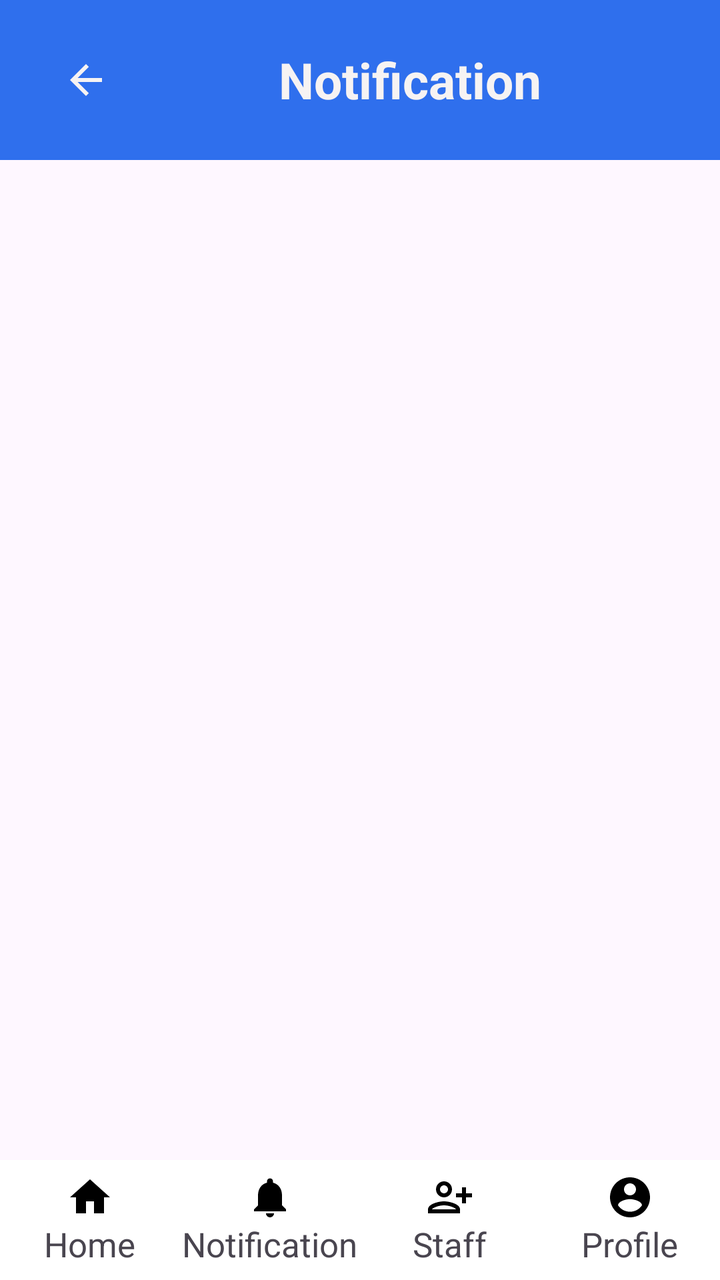
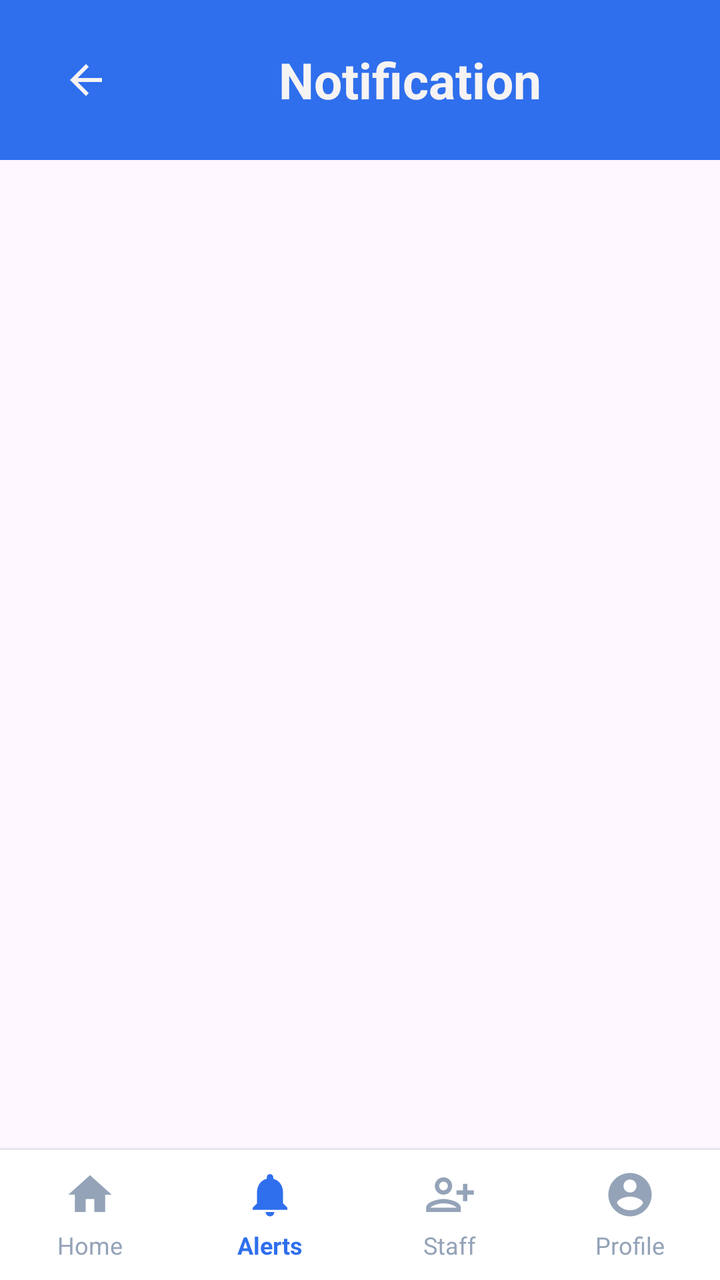

Two renders of the same Android screen: before a commit and after it. Below are the layout's source before the change and the commit's diff.
<!-- AndroidManifest.xml: application theme Theme.HostelComplaintApp -->
<!-- res/layout/activity_notification.xml -->
<?xml version="1.0" encoding="utf-8"?>
<LinearLayout xmlns:android="http://schemas.android.com/apk/res/android"
    android:id="@+id/main"
    android:layout_width="match_parent"
    android:layout_height="match_parent"
    android:orientation="vertical">

    
    <androidx.appcompat.widget.Toolbar
        android:layout_width="match_parent"
        android:layout_height="80dp"
        android:background="@drawable/toolbar_bg">

        <LinearLayout
            android:layout_width="match_parent"
            android:layout_height="match_parent"
            android:orientation="horizontal"
            android:gravity="center_vertical"
            android:padding="15dp">

            <ImageView
                android:id="@+id/btnBack"
                android:layout_width="24dp"
                android:layout_height="24dp"
                android:src="@drawable/baseline_arrow_back_24"
                android:layout_marginEnd="10dp"
                android:tint="@color/white"/>

            <TextView
                android:layout_width="0dp"
                android:layout_height="wrap_content"
                android:layout_weight="1"
                android:text="Notification"
                android:textColor="@color/white"
                android:textSize="25sp"
                android:textStyle="bold"
                android:gravity="center"/>

        </LinearLayout>


    </androidx.appcompat.widget.Toolbar>

    
    <androidx.recyclerview.widget.RecyclerView
        android:id="@+id/recyclerView"
        android:layout_width="match_parent"
        android:layout_height="0dp"
        android:layout_weight="1"/>

    
    <LinearLayout
        android:layout_width="match_parent"
        android:layout_height="60dp"
        android:orientation="horizontal"
        android:background="@drawable/bottom_nav_bg"
        android:weightSum="4">

        
        <LinearLayout
            android:layout_width="0dp"
            android:layout_height="match_parent"
            android:layout_weight="1"
            android:gravity="center"
            android:orientation="vertical">

            <ImageView
                android:id="@+id/gotohomepg"
                android:layout_width="24dp"
                android:layout_height="24dp"
                android:src="@drawable/baseline_home_24"/>

            <TextView
                android:layout_width="wrap_content"
                android:layout_height="wrap_content"
                android:text="Home"
                android:textSize="17sp"/>
        </LinearLayout>

        
        <LinearLayout
            android:layout_width="0dp"
            android:layout_height="match_parent"
            android:layout_weight="1"
            android:gravity="center"
            android:orientation="vertical">

            <ImageView
                android:id="@+id/btnNotification"
                android:layout_width="24dp"
                android:layout_height="24dp"
                android:src="@drawable/baseline_notifications_24"/>

            <TextView
                android:layout_width="wrap_content"
                android:layout_height="wrap_content"
                android:text="Notification"
                android:textSize="17sp"/>
        </LinearLayout>

        
        <LinearLayout
            android:layout_width="0dp"
            android:layout_height="match_parent"
            android:layout_weight="1"
            android:gravity="center"
            android:orientation="vertical">

            <ImageView
                android:id="@+id/staff_manage"
                android:layout_width="24dp"
                android:layout_height="24dp"
                android:src="@drawable/baseline_person_add_alt_24"/>

            <TextView
                android:layout_width="wrap_content"
                android:layout_height="wrap_content"
                android:text="Staff"
                android:textSize="17sp"/>
        </LinearLayout>

        
        <LinearLayout
            android:layout_width="0dp"
            android:layout_height="match_parent"
            android:layout_weight="1"
            android:gravity="center"
            android:orientation="vertical">

            <ImageView
                android:id="@+id/imgprof"
                android:layout_width="24dp"
                android:layout_height="24dp"
                android:src="@drawable/baseline_account_circle_24"/>

            <TextView
                android:layout_width="wrap_content"
                android:layout_height="wrap_content"
                android:text="Profile"
                android:textSize="17sp"/>
        </LinearLayout>

    </LinearLayout>

</LinearLayout>
<!-- resources referenced by this layout -->
<resources>
  <color name="white">#F6F3F3</color>
  <!-- drawable baseline_account_circle_24 (drawable) -->
  <vector xmlns:android="http://schemas.android.com/apk/res/android" android:height="24dp" android:tint="#000000" android:viewportHeight="24" android:viewportWidth="24" android:width="24dp">
        
      <path android:fillColor="@android:color/white" android:pathData="M12,2C6.48,2 2,6.48 2,12s4.48,10 10,10 10,-4.48 10,-10S17.52,2 12,2zM12,5c1.66,0 3,1.34 3,3s-1.34,3 -3,3 -3,-1.34 -3,-3 1.34,-3 3,-3zM12,19.2c-2.5,0 -4.71,-1.28 -6,-3.22 0.03,-1.99 4,-3.08 6,-3.08 1.99,0 5.97,1.09 6,3.08 -1.29,1.94 -3.5,3.22 -6,3.22z"/>
      
  </vector>
  <!-- drawable baseline_arrow_back_24 (drawable) -->
  <vector xmlns:android="http://schemas.android.com/apk/res/android" android:autoMirrored="true" android:height="24dp" android:tint="#000000" android:viewportHeight="24" android:viewportWidth="24" android:width="24dp">
        
      <path android:fillColor="@android:color/white" android:pathData="M20,11H7.83l5.59,-5.59L12,4l-8,8 8,8 1.41,-1.41L7.83,13H20v-2z"/>
      
  </vector>
  <!-- drawable baseline_home_24 (drawable) -->
  <vector xmlns:android="http://schemas.android.com/apk/res/android" android:height="24dp" android:tint="#000000" android:viewportHeight="24" android:viewportWidth="24" android:width="24dp">
        
      <path android:fillColor="@android:color/white" android:pathData="M10,20v-6h4v6h5v-8h3L12,3 2,12h3v8z"/>
      
  </vector>
  <!-- drawable baseline_notifications_24 (drawable) -->
  <vector xmlns:android="http://schemas.android.com/apk/res/android" android:height="24dp" android:tint="#000000" android:viewportHeight="24" android:viewportWidth="24" android:width="24dp">
        
      <path android:fillColor="@android:color/white" android:pathData="M12,22c1.1,0 2,-0.9 2,-2h-4c0,1.1 0.89,2 2,2zM18,16v-5c0,-3.07 -1.64,-5.64 -4.5,-6.32L13.5,4c0,-0.83 -0.67,-1.5 -1.5,-1.5s-1.5,0.67 -1.5,1.5v0.68C7.63,5.36 6,7.92 6,11v5l-2,2v1h16v-1l-2,-2z"/>
      
  </vector>
  <!-- drawable baseline_person_add_alt_24 (drawable) -->
  <vector xmlns:android="http://schemas.android.com/apk/res/android" android:height="24dp" android:tint="#000000" android:viewportHeight="24" android:viewportWidth="24" android:width="24dp">
        
      <path android:fillColor="@android:color/white" android:pathData="M13,8c0,-2.21 -1.79,-4 -4,-4S5,5.79 5,8s1.79,4 4,4S13,10.21 13,8zM11,8c0,1.1 -0.9,2 -2,2S7,9.1 7,8s0.9,-2 2,-2S11,6.9 11,8zM1,18v2h16v-2c0,-2.66 -5.33,-4 -8,-4S1,15.34 1,18zM3,18c0.2,-0.71 3.3,-2 6,-2c2.69,0 5.78,1.28 6,2H3zM20,15v-3h3v-2h-3V7h-2v3h-3v2h3v3H20z"/>
      
  </vector>
  <!-- drawable bottom_nav_bg (drawable) -->
  <?xml version="1.0" encoding="utf-8"?>
  <shape xmlns:android="http://schemas.android.com/apk/res/android">
      <solid android:color="#FFFFFF"/>
      
  </shape>
  <!-- drawable toolbar_bg (drawable) -->
  <?xml version="1.0" encoding="utf-8"?>
  <shape xmlns:android="http://schemas.android.com/apk/res/android">
      <solid android:color="#2F6FED"/>
  </shape>
  <style name="Theme.HostelComplaintApp" parent="Base.Theme.HostelComplaintApp" />
  <style name="Base.Theme.HostelComplaintApp" parent="Theme.Material3.DayNight.NoActionBar">
          
          
      </style>
</resources>

<!-- the commit's change to res/layout/activity_notification.xml (unified diff, before → after) -->
@@ -1,5 +1,6 @@
 <?xml version="1.0" encoding="utf-8"?>
 <LinearLayout xmlns:android="http://schemas.android.com/apk/res/android"
+    xmlns:app="http://schemas.android.com/apk/res-auto"
     android:id="@+id/main"
     android:layout_width="match_parent"
     android:layout_height="match_parent"
@@ -49,95 +50,129 @@
         android:layout_weight="1"/>
 
     
+    <View
+        android:layout_width="match_parent"
+        android:layout_height="1dp"
+        android:background="#E2E8F0" />
+
     <LinearLayout
         android:layout_width="match_parent"
-        android:layout_height="60dp"
+        android:layout_height="65dp"
+        android:background="#FFFFFF"
         android:orientation="horizontal"
-        android:background="@drawable/bottom_nav_bg"
         android:weightSum="4">
 
         
         <LinearLayout
+            android:id="@+id/llHome"
             android:layout_width="0dp"
             android:layout_height="match_parent"
             android:layout_weight="1"
             android:gravity="center"
-            android:orientation="vertical">
+            android:orientation="vertical"
+            android:clickable="true"
+            android:focusable="true">
 
             <ImageView
                 android:id="@+id/gotohomepg"
-                android:layout_width="24dp"
-                android:layout_height="24dp"
-                android:src="@drawable/baseline_home_24"/>
+                android:layout_width="26dp"
+                android:layout_height="26dp"
+                android:src="@drawable/baseline_home_24"
+                app:tint="#94A3B8"/>
 
             <TextView
+                android:id="@+id/tvHome"
                 android:layout_width="wrap_content"
                 android:layout_height="wrap_content"
                 android:text="Home"
-                android:textSize="17sp"/>
+                android:textColor="#94A3B8"
+                android:textSize="12sp"
+                android:layout_marginTop="4dp"/>
         </LinearLayout>
 
         
         <LinearLayout
+            android:id="@+id/llNotification"
             android:layout_width="0dp"
             android:layout_height="match_parent"
             android:layout_weight="1"
             android:gravity="center"
-            android:orientation="vertical">
+            android:orientation="vertical"
+            android:clickable="true"
+            android:focusable="true">
 
             <ImageView
                 android:id="@+id/btnNotification"
-                android:layout_width="24dp"
-                android:layout_height="24dp"
-                android:src="@drawable/baseline_notifications_24"/>
+                android:layout_width="26dp"
+                android:layout_height="26dp"
+                android:src="@drawable/baseline_notifications_24"
+                app:tint="#2F6FED"/>
 
             <TextView
+                android:id="@+id/tvNotification"
                 android:layout_width="wrap_content"
                 android:layout_height="wrap_content"
-                android:text="Notification"
-                android:textSize="17sp"/>
+                android:text="Alerts"
+                android:textColor="#2F6FED"
+                android:textSize="12sp"
+                android:textStyle="bold"
+                android:layout_marginTop="4dp"/>
         </LinearLayout>
 
         
         <LinearLayout
+            android:id="@+id/llStaff"
             android:layout_width="0dp"
             android:layout_height="match_parent"
             android:layout_weight="1"
             android:gravity="center"
-            android:orientation="vertical">
+            android:orientation="vertical"
+            android:clickable="true"
+            android:focusable="true">
 
             <ImageView
                 android:id="@+id/staff_manage"
-                android:layout_width="24dp"
-                android:layout_height="24dp"
-                android:src="@drawable/baseline_person_add_alt_24"/>
+                android:layout_width="26dp"
+                android:layout_height="26dp"
+                android:src="@drawable/baseline_person_add_alt_24"
+                app:tint="#94A3B8"/>
 
             <TextView
+                android:id="@+id/tvStaff"
                 android:layout_width="wrap_content"
                 android:layout_height="wrap_content"
                 android:text="Staff"
-                android:textSize="17sp"/>
+                android:textColor="#94A3B8"
+                android:textSize="12sp"
+                android:layout_marginTop="4dp"/>
         </LinearLayout>
 
         
         <LinearLayout
+            android:id="@+id/llProfile"
             android:layout_width="0dp"
             android:layout_height="match_parent"
             android:layout_weight="1"
             android:gravity="center"
-            android:orientation="vertical">
+            android:orientation="vertical"
+            android:clickable="true"
+            android:focusable="true">
 
             <ImageView
                 android:id="@+id/imgprof"
-                android:layout_width="24dp"
-                android:layout_height="24dp"
-                android:src="@drawable/baseline_account_circle_24"/>
+                android:layout_width="26dp"
+                android:layout_height="26dp"
+                android:src="@drawable/baseline_account_circle_24"
+                app:tint="#94A3B8"/>
 
             <TextView
+                android:id="@+id/tvProfile"
                 android:layout_width="wrap_content"
                 android:layout_height="wrap_content"
                 android:text="Profile"
-                android:textSize="17sp"/>
+                android:textColor="#94A3B8"
+                android:textSize="12sp"
+                android:layout_marginTop="4dp"/>
         </LinearLayout>
 
     </LinearLayout>
<!-- resource entries referenced after the edit -->
@@ -31,12 +31,6 @@
       <path android:fillColor="@android:color/white" android:pathData="M13,8c0,-2.21 -1.79,-4 -4,-4S5,5.79 5,8s1.79,4 4,4S13,10.21 13,8zM11,8c0,1.1 -0.9,2 -2,2S7,9.1 7,8s0.9,-2 2,-2S11,6.9 11,8zM1,18v2h16v-2c0,-2.66 -5.33,-4 -8,-4S1,15.34 1,18zM3,18c0.2,-0.71 3.3,-2 6,-2c2.69,0 5.78,1.28 6,2H3zM20,15v-3h3v-2h-3V7h-2v3h-3v2h3v3H20z"/>
       
   </vector>
-  <!-- drawable bottom_nav_bg (drawable) -->
-  <?xml version="1.0" encoding="utf-8"?>
-  <shape xmlns:android="http://schemas.android.com/apk/res/android">
-      <solid android:color="#FFFFFF"/>
-      
-  </shape>
   <!-- drawable toolbar_bg (drawable) -->
   <?xml version="1.0" encoding="utf-8"?>
   <shape xmlns:android="http://schemas.android.com/apk/res/android">
@@ -45,7 +39,8 @@
   <style name="Theme.HostelComplaintApp" parent="Base.Theme.HostelComplaintApp" />
   <style name="Base.Theme.HostelComplaintApp" parent="Theme.Material3.DayNight.NoActionBar">
           
-          
+          <item name="colorPrimary">@color/purple</item>
       </style>
+  <color name="purple">#6A0DAD</color>
 </resources>
 
